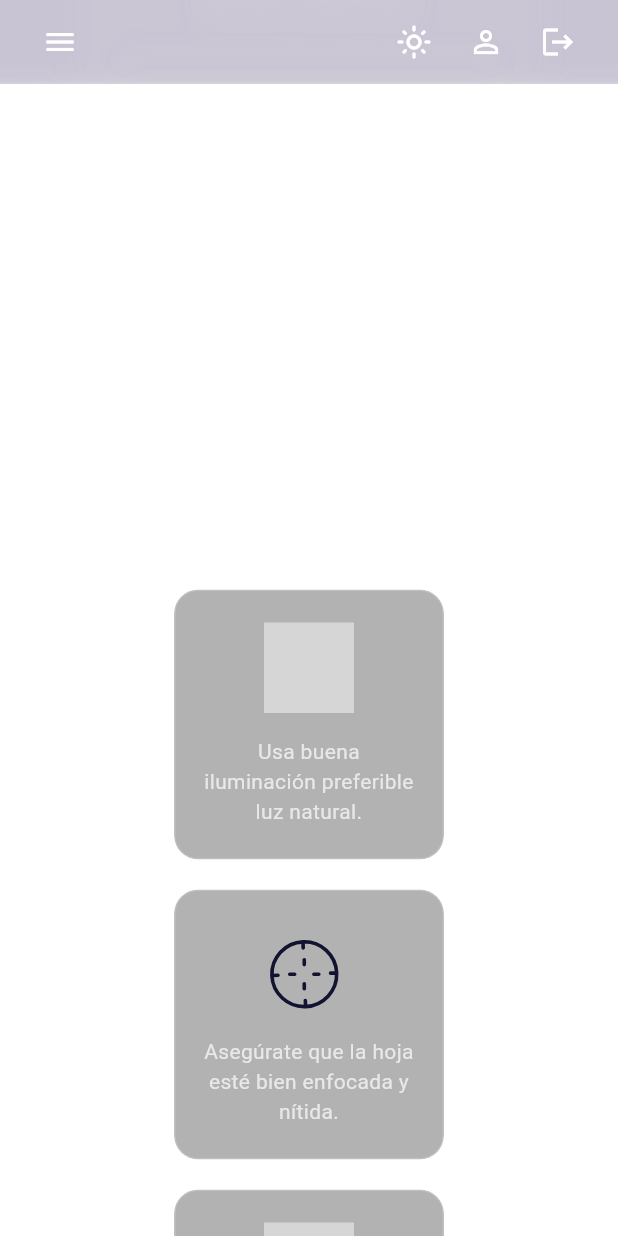
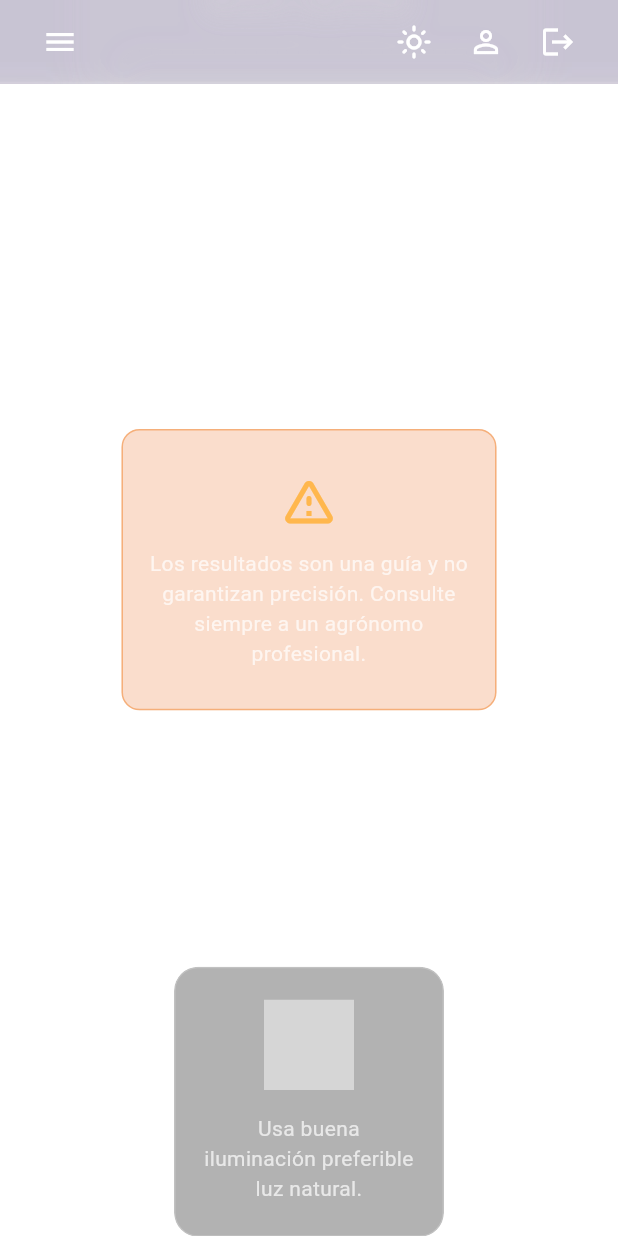
Before and after one commit to Luisrodriguezm11/identificador_plantas, a Flutter app: the DetectionScreen screen opened directly, scrolled down 576 dp, on a phone screen of 412 x 824 dp. Run offline on Flutter 3.47's test engine with Material 3 defaults, Android fonts, the phone set to English and light mode, and no system bars; drawn by our look-alikes of dotted_border; our stand-ins replace firebase_core, firebase_storage, flutter_secure_storage, image_picker, lottie, palette_generator and 3 more; missing offline and left inert: desktop_drop; accounts and stored records are empty; project files that could hold a hidden picture were left out; grey boxes are pictures that could not be loaded.

Commit message:
Disclaimer

```diff
--- a/frontend/lib/screens/detection_screen.dart
+++ b/frontend/lib/screens/detection_screen.dart
@@ -242,7 +242,7 @@ class _DetectionScreenState extends State<DetectionScreen> {
               padding: const EdgeInsets.symmetric(horizontal: 48.0),
               child: Center(
                 child: ConstrainedBox(
-                  constraints: const BoxConstraints(maxWidth: 900),
+                  constraints: const BoxConstraints(maxWidth: 1100),
                   child: Column(
                     crossAxisAlignment: CrossAxisAlignment.center,
                     children: [
@@ -252,6 +252,7 @@ class _DetectionScreenState extends State<DetectionScreen> {
                       _buildUploadArea(),
                       const SizedBox(height: 50),
                       _buildTipsSection(),
+                      // CAMBIO: Se elimina el disclaimer de aquí porque ahora está dentro de _buildUploadArea
                       const SizedBox(height: 40),
                     ],
                   ),
@@ -348,14 +349,15 @@ class _DetectionScreenState extends State<DetectionScreen> {
   }
 
   /// Construye el área principal para la carga de imágenes.
-  Widget _buildUploadArea() {
+Widget _buildUploadArea() {
     final theme = Theme.of(context);
     final isDark = theme.brightness == Brightness.dark;
 
-    // RESPONSIVE: LayoutBuilder decide si mostrar los slots en Fila o Columna.
     return LayoutBuilder(
       builder: (context, constraints) {
-        bool useMobileLayout = constraints.maxWidth < 700;
+        // Se ajusta el punto de quiebre para 3 tarjetas
+        bool useMobileLayout = constraints.maxWidth < 950;
+
         return ClipRRect(
           borderRadius: BorderRadius.circular(24.0),
           child: BackdropFilter(
@@ -369,13 +371,14 @@ class _DetectionScreenState extends State<DetectionScreen> {
               ),
               child: Column(
                 children: [
-                  // RESPONSIVE: Se muestra como Fila o Columna según el espacio.
                   useMobileLayout
                     ? Column(
                         children: [
                           _buildImageSlot(isFront: true),
                           const SizedBox(height: 24),
                           _buildImageSlot(isFront: false),
+                          const SizedBox(height: 24),
+                          _buildDisclaimerCard(), // En móvil, se apila debajo
                         ],
                       )
                     : Row(
@@ -385,6 +388,8 @@ class _DetectionScreenState extends State<DetectionScreen> {
                           Expanded(child: _buildImageSlot(isFront: true)),
                           const SizedBox(width: 24),
                           Expanded(child: _buildImageSlot(isFront: false)),
+                          const SizedBox(width: 24),
+                          Expanded(child: _buildDisclaimerCard()), // En escritorio, es la tercera columna
                         ],
                       ),
                   if (_errorMessage != null)
@@ -412,6 +417,54 @@ class _DetectionScreenState extends State<DetectionScreen> {
           ),
         );
       }
+    );
+  }
+
+// frontend/lib/screens/detection_screen.dart
+
+// CAMBIO: Se añade este nuevo método para crear la tarjeta de descargo de responsabilidad.
+  Widget _buildDisclaimerCard() {
+    final theme = Theme.of(context);
+    final isDark = theme.brightness == Brightness.dark;
+
+    return Column(
+      children: [
+        Text("Importante", style: theme.textTheme.titleMedium),
+        const SizedBox(height: 16),
+        AspectRatio(
+          aspectRatio: 4 / 3,
+          child: Container(
+              padding: const EdgeInsets.all(16.0),
+              decoration: BoxDecoration(
+                  color: (isDark ? Colors.orange.shade900 : Colors.amber.shade200).withOpacity(0.2),
+                  borderRadius: BorderRadius.circular(12.0),
+                  border: Border.all(
+                      color: (isDark ? Colors.orange.shade800 : Colors.amber.shade400).withOpacity(0.4),
+                  ),
+              ),
+              child: Center(
+                child: SingleChildScrollView(
+                    child: Column(
+                        mainAxisAlignment: MainAxisAlignment.center,
+                        children: [
+                            Icon(
+                                Icons.warning_amber_rounded,
+                                color: isDark ? Colors.orange.shade300 : Colors.orange.shade800,
+                                size: 40,
+                            ),
+                            const SizedBox(height: 12),
+                            Text(
+                                'Los resultados son una guía y no garantizan precisión. Consulte siempre a un agrónomo profesional.',
+                                textAlign: TextAlign.center,
+                                style: theme.textTheme.bodyMedium,
+                            ),
+                        ],
+                    ),
+                ),
+              ),
+          ),
+        ),
+      ],
     );
   }
 
```
Also changed, not shown: frontend/lib/screens/analysis_detail_screen.dart (+56 -7 lines), frontend/lib/screens/dose_calculation_screen.dart (+34 -0 lines), frontend/lib/widgets/disclaimer_widget.dart (added, +63 -0 lines).
